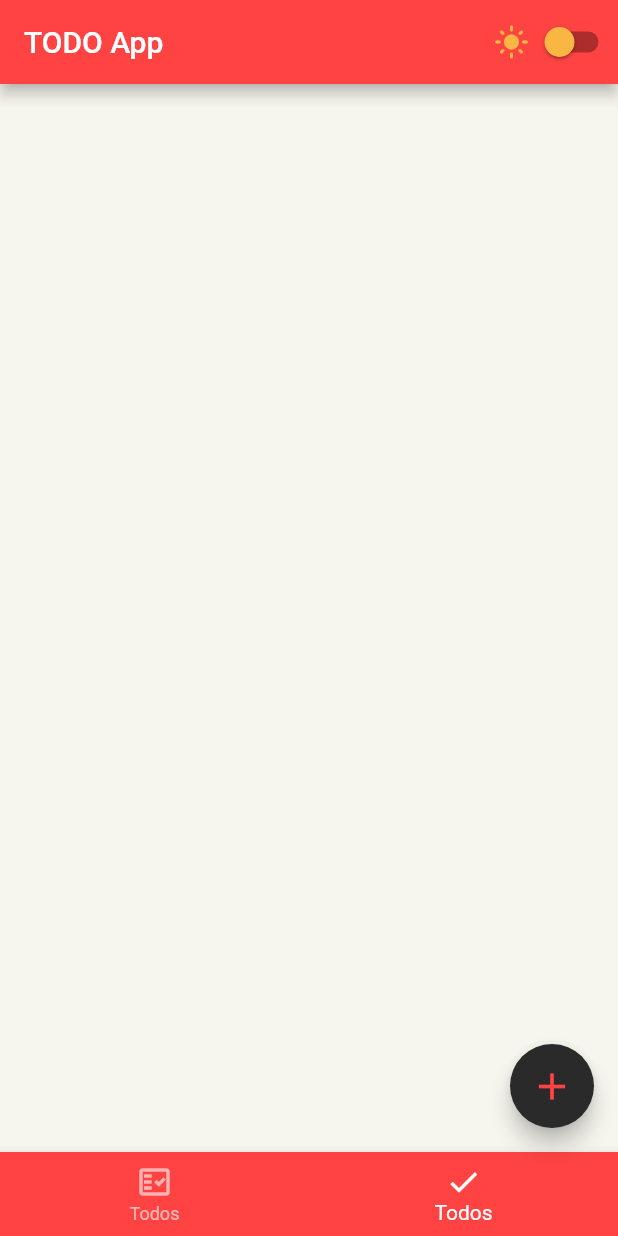
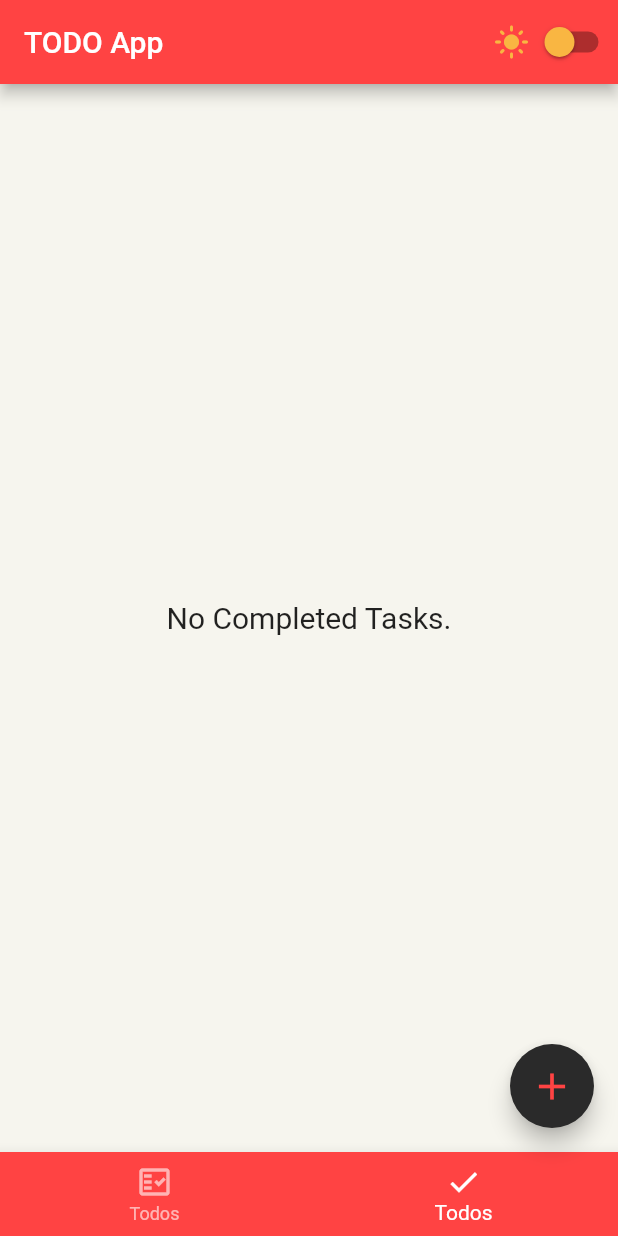
Before and after one commit to AJ8454/TODO-App, a Flutter app: the screen it shows after launch, item 2 of the bottom bar chosen, on a phone screen of 412 x 824 dp. Run offline on Flutter 3.47's test engine with Material 2 defaults, Android fonts, the phone set to English and light mode, and no system bars; our stand-ins replace flutter_slidable.

Commit message:
-- todo created --

```diff
--- a/lib/main.dart
+++ b/lib/main.dart
@@ -6,6 +6,8 @@ import 'screens/home_screen.dart';
 import 'utility/constant.dart';
 import 'utility/theme_data.dart';
 
+
+// TODO: need to connect the app with firebase and store the data over their.
 void main() {
   runApp(
     MultiProvider(
@@ -23,7 +25,6 @@ class MyApp extends StatelessWidget {
 
   @override
   Widget build(BuildContext context) {
-    // final themeProvider = ;
     return MaterialApp(
       debugShowCheckedModeBanner: false,
       title: kAppTitle,
--- a/lib/screens/home_screen.dart
+++ b/lib/screens/home_screen.dart
@@ -2,6 +2,7 @@ import 'package:flutter/material.dart';
 import 'package:todo_app/utility/constant.dart';
 import 'package:todo_app/widget/add_todo_dialog_widget.dart';
 import 'package:todo_app/widget/change_theme_button.dart';
+import 'package:todo_app/widget/complete_todo_list_widget.dart';
 import 'package:todo_app/widget/todo_list_widget.dart';
 
 class HomePage extends StatefulWidget {
@@ -17,7 +18,7 @@ class _HomePageState extends State<HomePage> {
   Widget build(BuildContext context) {
     final tabs = [
       const TodoListWidget(),
-      Container(),
+      const CompleteTodoListWidget(),
     ];
     return Scaffold(
       appBar: AppBar(
--- /dev/null
+++ b/lib/widget/complete_todo_list_widget.dart
@@ -0,0 +1,32 @@
+import 'package:flutter/material.dart';
+import 'package:provider/provider.dart';
+import 'package:todo_app/provider/todos_provider.dart';
+
+import 'todo_widget.dart';
+
+class CompleteTodoListWidget extends StatelessWidget {
+  const CompleteTodoListWidget({Key? key}) : super(key: key);
+
+  @override
+  Widget build(BuildContext context) {
+    final provider = Provider.of<TodosProvider>(context);
+    final todos = provider.todosCompleted;
+    return todos.isEmpty
+        ? const Center(
+            child: Text(
+              'No Completed Tasks.',
+              style: TextStyle(fontSize: 20.0),
+            ),
+          )
+        : ListView.separated(
+            physics: const BouncingScrollPhysics(),
+            padding: const EdgeInsets.all(16.0),
+            separatorBuilder: (context, index) => Container(height: 10),
+            itemCount: todos.length,
+            itemBuilder: (context, index) {
+              final todo = todos[index];
+              return TodoWidget(todo: todo);
+            },
+          );
+  }
+}
```
Also changed, not shown: lib/provider/todos_provider.dart (+15 -0 lines), lib/screens/edit_todo_screen.dart (added, +77 -0 lines), lib/widget/todo_widget.dart (+21 -3 lines).
